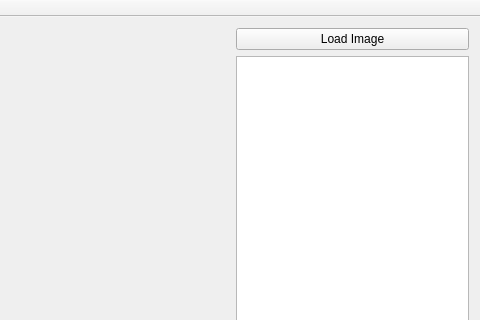
First picture: the form in Assignment 2/Assignment 2 Code/Assignment 2 Code/Assignment2Code.ui, repository jingyangcarl/CSCI576, before the edit; both pictures show x 711 to 1191 and y 0 to 320 of the 1191 by 735 pixel window.
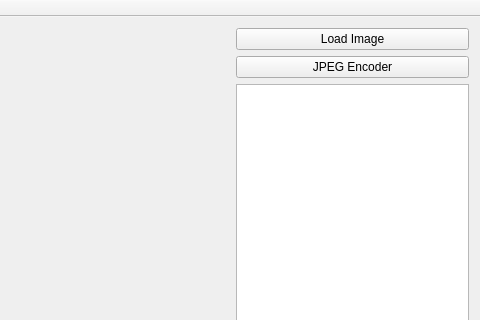
Second picture: the form after the edit.

Commit message: Add code to print current status for JEPGEncoder

```diff
--- a/Assignment 2/Assignment 2 Code/Assignment 2 Code/Assignment2Code.ui
+++ b/Assignment 2/Assignment 2 Code/Assignment 2 Code/Assignment2Code.ui
@@ -31,6 +31,9 @@
     </item>
     <item row="0" column="1">
      <layout class="QGridLayout" name="gridLayout_control">
+      <item row="2" column="0">
+       <widget class="QTextBrowser" name="textBrowser_output"/>
+      </item>
       <item row="0" column="0">
        <widget class="QPushButton" name="pushButton_load">
         <property name="text">
@@ -39,7 +42,11 @@
        </widget>
       </item>
       <item row="1" column="0">
-       <widget class="QTextBrowser" name="textBrowser_output"/>
+       <widget class="QPushButton" name="pushButton_jpeg_encoder">
+        <property name="text">
+         <string>JPEG Encoder</string>
+        </property>
+       </widget>
       </item>
      </layout>
     </item>
```
The commit also changes 32 other files.
